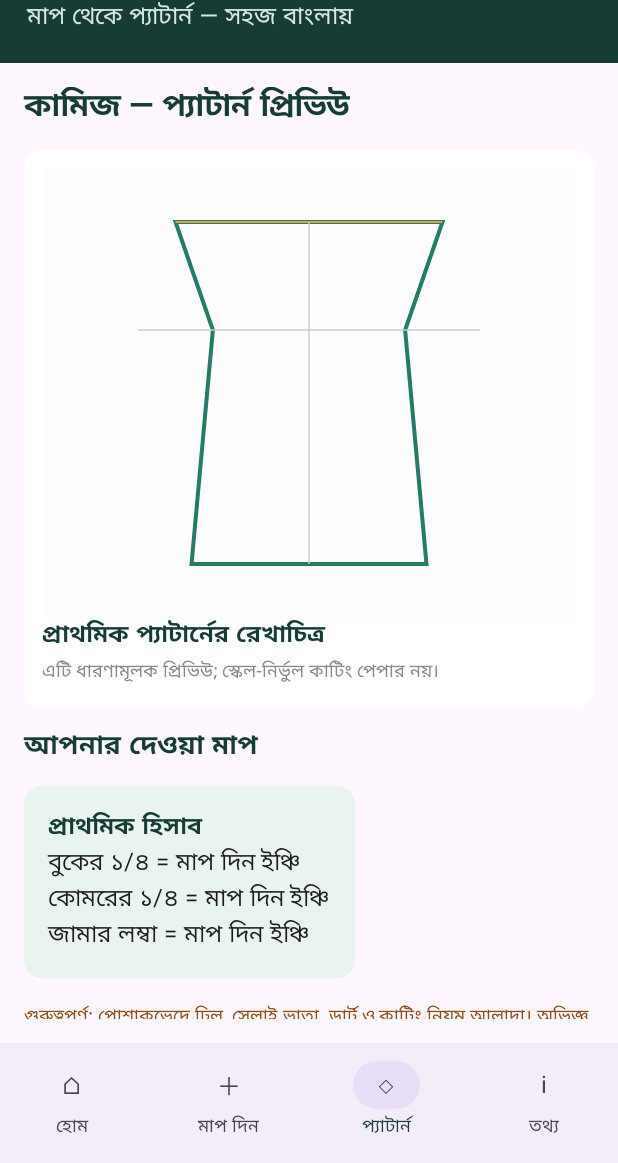
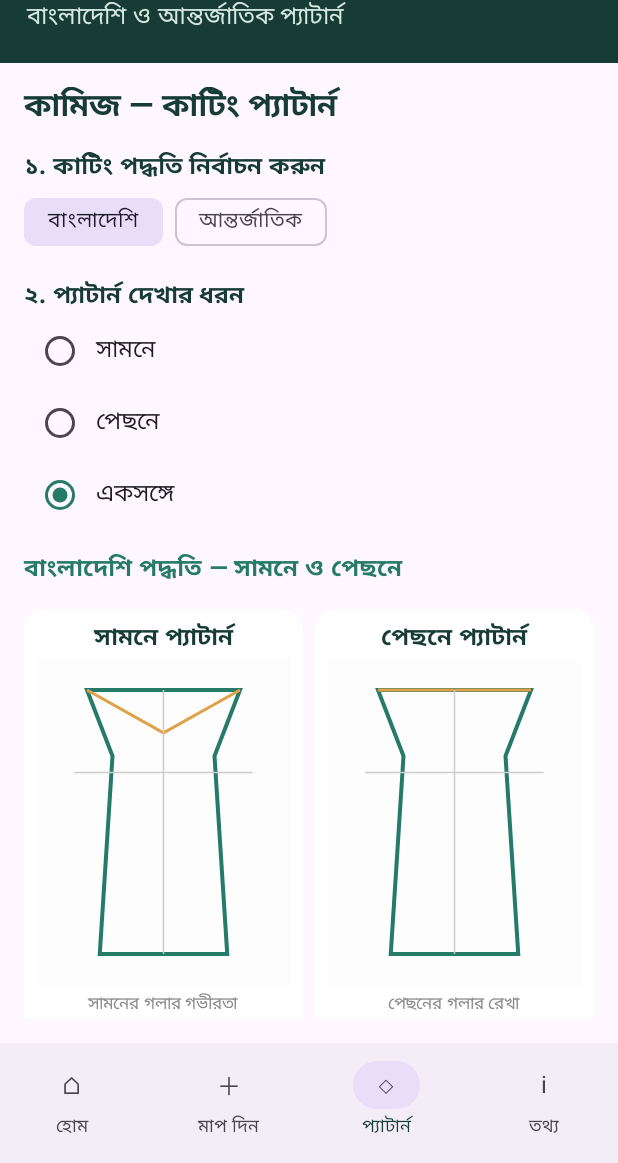
Before and after one commit to carlosrenovales19-ship-it/BanglaDressCutting, an Android app built with Jetpack Compose: the screen it shows after launch (MainActivity), item 3 of the bottom bar chosen, on a phone screen of 412 x 824 dp, the part 73-1236 px from its top. Run offline under Robolectric (Android 15) with nearby library versions, the phone set to English and light mode, and no system bars.

Commit message:
Update MainActivity.kt

```diff
--- a/app/src/main/java/com/bangladresscutting/app/MainActivity.kt
+++ b/app/src/main/java/com/bangladresscutting/app/MainActivity.kt
@@ -38,6 +38,7 @@ class MainActivity : ComponentActivity() {
 private val ink = Color(0xFF173B35)
 private val mint = Color(0xFFEAF4EF)
 private val teal = Color(0xFF267A68)
+private val orange = Color(0xFFE0A14B)
 
 @Composable
 fun DressCuttingApp() {
@@ -50,7 +51,11 @@ fun DressCuttingApp() {
     var garment by remember { mutableStateOf(prefs.getString("garment", "কামিজ") ?: "কামিজ") }
     var unit by remember { mutableStateOf(prefs.getString("unit", "ইঞ্চি") ?: "ইঞ্চি") }
 
-    val fields = listOf("বুকের মাপ", "কোমরের মাপ", "হিপের মাপ", "কাঁধের মাপ", "জামার লম্বা", "হাতার লম্বা", "গলার মাপ")
+    val fields = listOf(
+        "বুকের মাপ", "কোমরের মাপ", "হিপের মাপ",
+        "কাঁধের মাপ", "জামার লম্বা", "হাতার লম্বা",
+        "গলার মাপ", "গলার গভীরতা", "হাতার ঘের"
+    )
 
     val values = remember {
         fields.associateWith {
@@ -58,16 +63,22 @@ fun DressCuttingApp() {
         }
     }
 
-    MaterialTheme(
-        colorScheme = lightColorScheme(primary = teal, secondary = ink)
-    ) {
+    MaterialTheme(colorScheme = lightColorScheme(primary = teal, secondary = ink)) {
         Scaffold(
             topBar = {
                 Column(
                     Modifier.fillMaxWidth().background(ink).padding(18.dp)
                 ) {
-                    Text("বাংলা ড্রেস কাটিং", color = Color.White, fontSize = 23.sp, fontWeight = FontWeight.Bold)
-                    Text("মাপ থেকে প্যাটার্ন — সহজ বাংলায়", color = Color(0xFFD5E9E1))
+                    Text(
+                        "বাংলা ড্রেস কাটিং",
+                        color = Color.White,
+                        fontSize = 23.sp,
+                        fontWeight = FontWeight.Bold
+                    )
+                    Text(
+                        "বাংলাদেশি ও আন্তর্জাতিক প্যাটার্ন",
+                        color = Color(0xFFD5E9E1)
+                    )
                 }
             },
             bottomBar = {
@@ -100,6 +111,7 @@ fun DressCuttingApp() {
                                     editor.putString(key, state.value)
                                 }
                             }.apply()
+
                         Toast.makeText(context, "মাপ সংরক্ষণ হয়েছে", Toast.LENGTH_SHORT).show()
                     },
                     onNext = { tab = 2 }
@@ -130,9 +142,14 @@ fun HomeScreen(modifier: Modifier, onStart: () -> Unit) {
                 shape = RoundedCornerShape(22.dp)
             ) {
                 Column(Modifier.padding(20.dp)) {
-                    Text("আপনার মাপ, আপনার প্যাটার্ন", fontSize = 22.sp, fontWeight = FontWeight.Bold, color = ink)
+                    Text(
+                        "আপনার মাপ, আপনার প্যাটার্ন",
+                        fontSize = 22.sp,
+                        fontWeight = FontWeight.Bold,
+                        color = ink
+                    )
                     Spacer(Modifier.height(8.dp))
-                    Text("পোশাক নির্বাচন করুন, শরীরের মাপ লিখুন এবং প্রাথমিক কাটিং হিসাব দেখুন।")
+                    Text("পোশাক নির্বাচন করুন, মাপ লিখুন এবং কাটিংয়ের প্রাথমিক হিসাব দেখুন।")
                     Spacer(Modifier.height(16.dp))
                     Button(onClick = onStart, modifier = Modifier.fillMaxWidth()) {
                         Text("নতুন প্যাটার্ন তৈরি করুন")
@@ -142,10 +159,10 @@ fun HomeScreen(modifier: Modifier, onStart: () -> Unit) {
         }
 
         item {
-            Text("যে পোশাকের প্যাটার্ন তৈরি করতে পারবেন", fontWeight = FontWeight.Bold, fontSize = 18.sp, color = ink)
+            Text("পোশাকের তালিকা", fontWeight = FontWeight.Bold, fontSize = 18.sp, color = ink)
         }
 
-        items(listOf("কামিজ", "ব্লাউজ", "সালোয়ার", "পায়জামা", "প্যান্ট", "স্কার্ট", "গাউন", "শার্ট", "হাতা ও গলা")) {
+        items(listOf("কামিজ", "ব্লাউজ", "সালোয়ার", "পায়জামা", "প্যান্ট", "স্কার্ট", "গাউন", "শার্ট")) {
             Card(colors = CardDefaults.cardColors(containerColor = Color.White)) {
                 Row(
                     Modifier.fillMaxWidth().padding(16.dp),
@@ -154,8 +171,6 @@ fun HomeScreen(modifier: Modifier, onStart: () -> Unit) {
                     Text("✂", color = teal, fontSize = 22.sp)
                     Spacer(Modifier.width(12.dp))
                     Text(it, fontWeight = FontWeight.SemiBold, color = ink)
-                    Spacer(Modifier.weight(1f))
-                    Text("›", color = teal, fontSize = 24.sp)
                 }
             }
         }
@@ -263,6 +278,7 @@ fun MeasurementScreen(
                         val hasValue = values.values.any {
                             it.value.toDoubleOrNull()?.let { n -> n > 0 } == true
                         }
+
                         if (hasValue) onNext()
                         else Toast.makeText(context, "আগে অন্তত একটি সঠিক মাপ লিখুন", Toast.LENGTH_SHORT).show()
                     },
@@ -271,18 +287,6 @@ fun MeasurementScreen(
                     Text("প্যাটার্ন দেখুন")
                 }
             }
-        }
-
-        item {
-            Text("আপনার মাপ এই ফোনে সংরক্ষণ করা যাবে।", color = teal, fontSize = 12.sp)
-        }
-
-        item {
-            Text(
-                "নোট: কাটার আগে অভিজ্ঞ দর্জির মাধ্যমে হিসাব যাচাই করুন।",
-                color = Color.Gray,
-                fontSize = 12.sp
-            )
         }
     }
 }
@@ -294,98 +298,201 @@ fun PatternScreen(
     measurements: Map<String, String>,
     unit: String
 ) {
+    var method by remember { mutableStateOf("বাংলাদেশি") }
+    var view by remember { mutableStateOf("একসঙ্গে") }
+
     val chest = measurements["বুকের মাপ"]?.toDoubleOrNull()
     val waist = measurements["কোমরের মাপ"]?.toDoubleOrNull()
+    val hip = measurements["হিপের মাপ"]?.toDoubleOrNull()
     val length = measurements["জামার লম্বা"]?.toDoubleOrNull()
+    val shoulder = measurements["কাঁধের মাপ"]?.toDoubleOrNull()
+    val neck = measurements["গলার মাপ"]?.toDoubleOrNull()
+    val neckDepth = measurements["গলার গভীরতা"]?.toDoubleOrNull()
+
+    val ease = if (method == "বাংলাদেশি") 2.0 else 1.5
+    val seam = if (method == "বাংলাদেশি") 0.5 else 0.625
+
+    val quarterChest = chest?.let { it / 4.0 + ease }
+    val quarterWaist = waist?.let { it / 4.0 + ease }
+    val quarterHip = hip?.let { it / 4.0 + ease }
 
     LazyColumn(
         modifier.fillMaxSize().padding(16.dp),
         verticalArrangement = Arrangement.spacedBy(14.dp)
     ) {
         item {
-            Text("$garment — প্যাটার্ন প্রিভিউ", fontSize = 21.sp, fontWeight = FontWeight.Bold, color = ink)
+            Text(
+                "$garment — কাটিং প্যাটার্ন",
+                fontSize = 21.sp,
+                fontWeight = FontWeight.Bold,
+                color = ink
+            )
         }
 
         item {
-            Card(colors = CardDefaults.cardColors(containerColor = Color.White)) {
-                Column(Modifier.fillMaxWidth().padding(12.dp)) {
-                    Canvas(
-                        Modifier.fillMaxWidth().height(300.dp).background(Color(0xFFFCFDFC))
-                    ) {
-                        val p = Path().apply {
-                            moveTo(size.width * .25f, size.height * .12f)
-                            lineTo(size.width * .75f, size.height * .12f)
-                            lineTo(size.width * .68f, size.height * .36f)
-                            lineTo(size.width * .72f, size.height * .88f)
-                            lineTo(size.width * .28f, size.height * .88f)
-                            lineTo(size.width * .32f, size.height * .36f)
-                            close()
-                        }
-
-                        drawPath(p, color = teal, style = Stroke(width = 4f))
-                        drawLine(
-                            Color(0xFFE0A14B),
-                            Offset(size.width * .25f, size.height * .12f),
-                            Offset(size.width * .75f, size.height * .12f),
-                            strokeWidth = 2f
-                        )
-                        drawLine(
-                            Color.LightGray,
-                            Offset(size.width * .5f, size.height * .12f),
-                            Offset(size.width * .5f, size.height * .88f),
-                            strokeWidth = 1.5f
-                        )
-                        drawLine(
-                            Color.LightGray,
-                            Offset(size.width * .18f, size.height * .36f),
-                            Offset(size.width * .82f, size.height * .36f),
-                            strokeWidth = 1.5f
-                        )
-                    }
-
-                    Text("প্রাথমিক প্যাটার্নের রেখাচিত্র", color = ink, fontWeight = FontWeight.SemiBold)
-                    Text(
-                        "এটি ধারণামূলক প্রিভিউ; স্কেল-নির্ভুল কাটিং পেপার নয়।",
-                        color = Color.Gray,
-                        fontSize = 12.sp
+            Text("১. কাটিং পদ্ধতি নির্বাচন করুন", fontWeight = FontWeight.Bold, color = ink)
+            Row(horizontalArrangement = Arrangement.spacedBy(8.dp)) {
+                listOf("বাংলাদেশি", "আন্তর্জাতিক").forEach {
+                    FilterChip(
+                        selected = method == it,
+                        onClick = { method = it },
+                        label = { Text(it) }
                     )
                 }
             }
         }
 
         item {
-            Text("আপনার দেওয়া মাপ", fontWeight = FontWeight.Bold, fontSize = 18.sp, color = ink)
-        }
-
-        items(measurements.filterValues { it.isNotBlank() }.toList()) { (key, value) ->
-            Row(
-                Modifier.fillMaxWidth().background(Color.White, RoundedCornerShape(10.dp)).padding(13.dp),
-                horizontalArrangement = Arrangement.SpaceBetween
-            ) {
-                Text(key)
-                Text("$value $unit", fontWeight = FontWeight.Bold, color = teal)
-            }
-        }
-
-        item {
-            val quarterChest = chest?.div(4.0)
-            val quarterWaist = waist?.div(4.0)
-
-            Card(colors = CardDefaults.cardColors(containerColor = mint)) {
-                Column(Modifier.padding(16.dp)) {
-                    Text("প্রাথমিক হিসাব", fontWeight = FontWeight.Bold, color = ink)
-                    Text("বুকের ১/৪ = ${quarterChest?.let { "%.2f".format(it) } ?: "মাপ দিন"} $unit")
-                    Text("কোমরের ১/৪ = ${quarterWaist?.let { "%.2f".format(it) } ?: "মাপ দিন"} $unit")
-                    Text("জামার লম্বা = ${length?.let { "%.2f".format(it) } ?: "মাপ দিন"} $unit")
+            Text("২. প্যাটার্ন দেখার ধরন", fontWeight = FontWeight.Bold, color = ink)
+            Column {
+                listOf("সামনে", "পেছনে", "একসঙ্গে").forEach {
+                    Row(verticalAlignment = Alignment.CenterVertically) {
+                        RadioButton(
+                            selected = view == it,
+                            onClick = { view = it }
+                        )
+                        Text(it)
+                    }
                 }
             }
         }
 
         item {
             Text(
-                "গুরুত্বপূর্ণ: পোশাকভেদে ঢিল, সেলাই ভাতা, ডার্ট ও কাটিং নিয়ম আলাদা। অভিজ্ঞ দর্জির যাচাই ছাড়া এই হিসাব দিয়ে কাপড় কাটবেন না।",
+                "$method পদ্ধতি — ${if (view == "একসঙ্গে") "সামনে ও পেছনে" else "$view প্যাটার্ন"}",
+                fontWeight = FontWeight.Bold,
+                color = teal
+            )
+        }
+
+        item {
+            if (view == "একসঙ্গে") {
+                Row(horizontalArrangement = Arrangement.spacedBy(8.dp)) {
+                    PatternDrawing(
+                        "সামনে",
+                        neckDepth ?: 3.0,
+                        Modifier.weight(1f)
+                    )
+                    PatternDrawing(
+                        "পেছনে",
+                        1.5,
+                        Modifier.weight(1f)
+                    )
+                }
+            } else {
+                PatternDrawing(
+                    view,
+                    if (view == "সামনে") neckDepth ?: 3.0 else 1.5,
+                    Modifier.fillMaxWidth()
+                )
+            }
+        }
+
+        item {
+            Card(colors = CardDefaults.cardColors(containerColor = mint)) {
+                Column(
+                    Modifier.fillMaxWidth().padding(16.dp),
+                    verticalArrangement = Arrangement.spacedBy(8.dp)
+                ) {
+                    Text("৩. কাটিংয়ের প্রাথমিক হিসাব", fontWeight = FontWeight.Bold, color = ink)
+
+                    Text("বুকের ১/৪ + ঢিল = ${quarterChest?.let { "%.2f".format(it) } ?: "মাপ দিন"} $unit")
+                    Text("কোমরের ১/৪ + ঢিল = ${quarterWaist?.let { "%.2f".format(it) } ?: "মাপ দিন"} $unit")
+                    Text("হিপের ১/৪ + ঢিল = ${quarterHip?.let { "%.2f".format(it) } ?: "মাপ দিন"} $unit")
+                    Text("কাঁধের মাপ = ${shoulder ?: "মাপ দিন"} $unit")
+                    Text("গলার মাপ = ${neck ?: "মাপ দিন"} $unit")
+                    Text("গলার গভীরতা = ${neckDepth ?: "মাপ দিন"} $unit")
+                    Text("জামার লম্বা = ${length ?: "মাপ দিন"} $unit")
+
+                    Divider()
+
+                    Text("নির্বাচিত পদ্ধতি: $method")
+                    Text("হিসাবের জন্য ব্যবহৃত ঢিল: $ease $unit")
+                    Text("প্রস্তাবিত সেলাই ভাতা: $seam $unit")
+                }
+            }
+        }
+
+        item {
+            Text(
+                "সতর্কতা: ঢিল ও সেলাই ভাতার মান এখানে প্রাথমিক নমুনা হিসেবে রাখা হয়েছে; এগুলো সব কাপড় ও সব ডিজাইনের জন্য নির্ভুল নয়। আন্তর্জাতিক পদ্ধতি কোনো একক বিশ্বজনীন সূত্র নয়। বাস্তবে কাপড় কাটার আগে অভিজ্ঞ প্যাটার্ন মেকারের সাহায্যে যাচাই করুন।",
                 color = Color(0xFF8A4B16),
                 fontSize = 12.sp
+            )
+        }
+    }
+}
+
+@Composable
+fun PatternDrawing(
+    side: String,
+    neckDepth: Double,
+    modifier: Modifier = Modifier
+) {
+    Card(
+        modifier,
+        colors = CardDefaults.cardColors(containerColor = Color.White),
+        shape = RoundedCornerShape(14.dp)
+    ) {
+        Column(
+            Modifier.padding(8.dp),
+            horizontalAlignment = Alignment.CenterHorizontally
+        ) {
+            Text("$side প্যাটার্ন", fontWeight = FontWeight.Bold, color = ink)
+
+            Canvas(
+                Modifier.fillMaxWidth().height(220.dp).background(Color(0xFFFCFDFC))
+            ) {
+                val w = size.width
+                val h = size.height
+
+                val path = Path().apply {
+                    moveTo(w * 0.20f, h * 0.10f)
+                    lineTo(w * 0.80f, h * 0.10f)
+                    lineTo(w * 0.70f, h * 0.30f)
+                    lineTo(w * 0.75f, h * 0.90f)
+                    lineTo(w * 0.25f, h * 0.90f)
+                    lineTo(w * 0.30f, h * 0.30f)
+                    close()
+                }
+
+                drawPath(path, color = teal, style = Stroke(width = 4f))
+
+                val depth = if (side == "সামনে") 0.23f else 0.10f
+
+                drawLine(
+                    orange,
+                    Offset(w * 0.20f, h * 0.10f),
+                    Offset(w * 0.50f, h * depth),
+                    strokeWidth = 3f
+                )
+
+                drawLine(
+                    orange,
+                    Offset(w * 0.50f, h * depth),
+                    Offset(w * 0.80f, h * 0.10f),
+                    strokeWidth = 3f
+                )
+
+                drawLine(
+                    Color.LightGray,
+                    Offset(w * 0.50f, h * 0.10f),
+                    Offset(w * 0.50f, h * 0.90f),
+                    strokeWidth = 1.5f
+                )
+
+                drawLine(
+                    Color.LightGray,
+                    Offset(w * 0.15f, h * 0.35f),
+                    Offset(w * 0.85f, h * 0.35f),
+                    strokeWidth = 1.5f
+                )
+            }
+
+            Text(
+                if (side == "সামনে") "সামনের গলার গভীরতা" else "পেছনের গলার রেখা",
+                fontSize = 11.sp,
+                color = Color.Gray
             )
         }
     }
@@ -398,21 +505,17 @@ fun AboutScreen(modifier: Modifier) {
         verticalArrangement = Arrangement.spacedBy(12.dp)
     ) {
         Text("অ্যাপ সম্পর্কে", fontSize = 22.sp, fontWeight = FontWeight.Bold, color = ink)
-
-        Text("বাংলা ড্রেস কাটিং একটি বাংলা ভাষার পোশাকের মাপ ও প্যাটার্ন শেখার অ্যাপের প্রাথমিক সংস্করণ।")
-
-        Text("পরবর্তী সংস্করণে যুক্ত করার পরিকল্পনা:")
-
+        Text("বাংলা ড্রেস কাটিং — পোশাকের মাপ ও প্যাটার্ন শেখার অ্যাপ।")
+        Text("বর্তমান সুবিধা:")
         listOf(
-            "প্রতিটি পোশাকের আলাদা কাটিং সূত্র",
-            "হাতা, গলা ও কলারের ডিজাইন লাইব্রেরি",
-            "মাপ সংরক্ষণ ও গ্রাহক তালিকা",
-            "স্কেল-নির্ভুল PDF প্যাটার্ন ও প্রিন্ট",
-            "অফলাইন ব্যবহার ও বাংলা নির্দেশিকা"
+            "বাংলাদেশি ও আন্তর্জাতিক পদ্ধতি নির্বাচন",
+            "সামনে ও পেছনের প্যাটার্ন আলাদা দেখা",
+            "সামনে ও পেছনের প্যাটার্ন একসঙ্গে দেখা",
+            "প্রাথমিক মাপ ও কাটিং হিসাব",
+            "মাপ ফোনে সংরক্ষণ"
         ).forEach {
             Text("• $it")
         }
-
-        Text("সংস্করণ ১.১ — মাপ সংরক্ষণসহ প্রোটোটাইপ", color = Color.Gray, fontSize = 12.sp)
+        Text("সংস্করণ ১.২", color = Color.Gray, fontSize = 12.sp)
     }
 }
```
